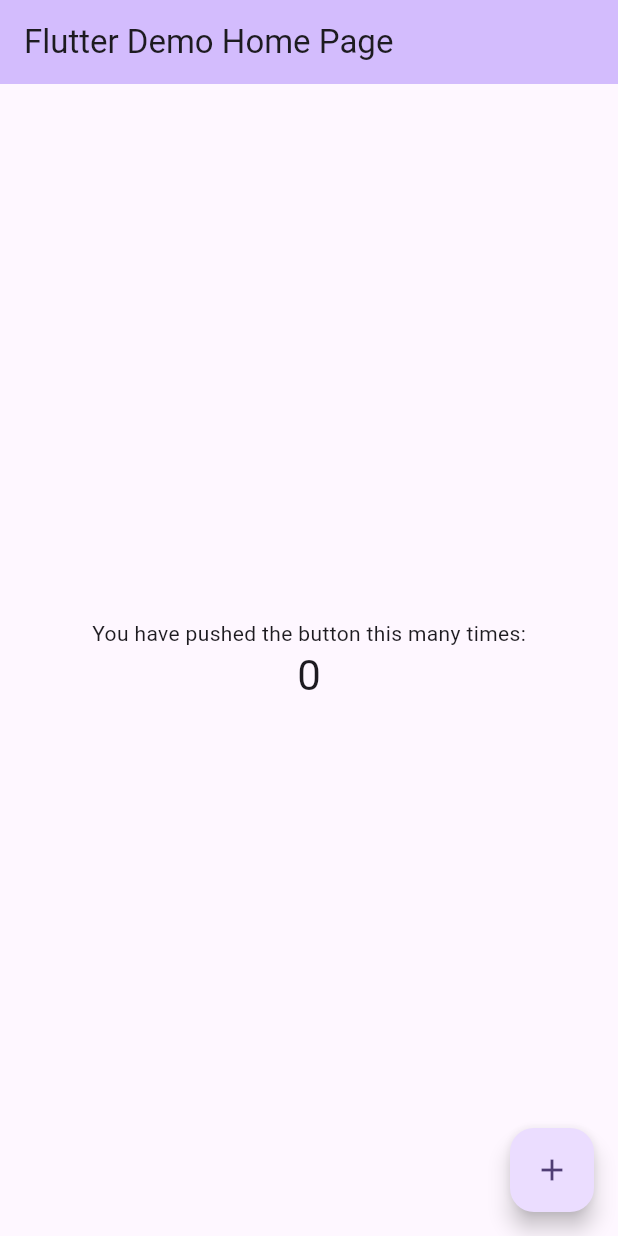
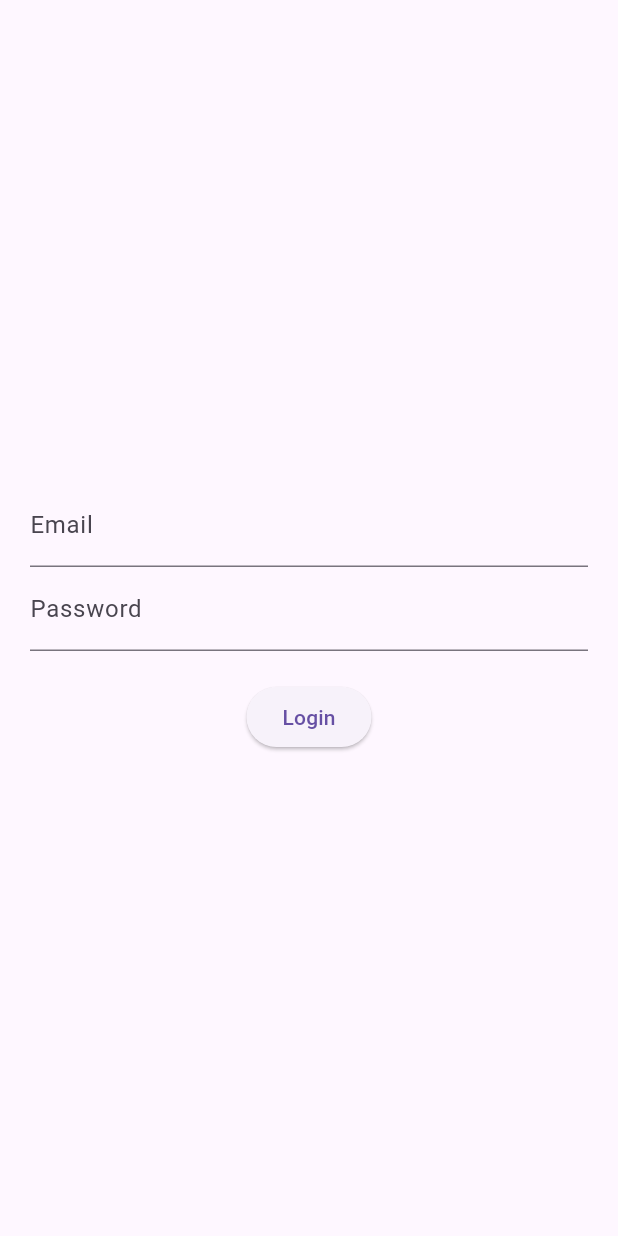
Before and after one commit to MB-mathis/hopital_Flutter, a Flutter app: the screen it shows after launch, on a phone screen of 412 x 824 dp. Run offline on Flutter 3.47's test engine with Material 3 defaults, Android fonts, the phone set to English and light mode, and no system bars; our stand-ins replace dio, flutter_secure_storage.

Commit message:
feat: JWT authentication MVP working (login + secure storage)

```diff
--- a/lib/main.dart
+++ b/lib/main.dart
@@ -1,4 +1,6 @@
 import 'package:flutter/material.dart';
+import 'screens/login_screen.dart';
+import 'screens/home_screen.dart';
 
 void main() {
   runApp(const MyApp());
@@ -7,116 +9,18 @@ void main() {
 class MyApp extends StatelessWidget {
   const MyApp({super.key});
 
-  // This widget is the root of your application.
   @override
   Widget build(BuildContext context) {
     return MaterialApp(
-      title: 'Flutter Demo',
-      theme: ThemeData(
-        // This is the theme of your application.
-        //
-        // TRY THIS: Try running your application with "flutter run". You'll see
-        // the application has a purple toolbar. Then, without quitting the app,
-        // try changing the seedColor in the colorScheme below to Colors.green
-        // and then invoke "hot reload" (save your changes or press the "hot
-        // reload" button in a Flutter-supported IDE, or press "r" if you used
-        // the command line to start the app).
-        //
-        // Notice that the counter didn't reset back to zero; the application
-        // state is not lost during the reload. To reset the state, use hot
-        // restart instead.
-        //
-        // This works for code too, not just values: Most code changes can be
-        // tested with just a hot reload.
-        colorScheme: .fromSeed(seedColor: Colors.deepPurple),
-      ),
-      home: const MyHomePage(title: 'Flutter Demo Home Page'),
+      title: 'Hopital App',
+      debugShowCheckedModeBanner: false,
+
+      initialRoute: '/login',
+
+      routes: {
+        '/login': (context) => const LoginScreen(),
+        '/home': (context) => const HomeScreen(), // à créer
+      },
     );
   }
 }
-
-class MyHomePage extends StatefulWidget {
-  const MyHomePage({super.key, required this.title});
-
-  // This widget is the home page of your application. It is stateful, meaning
-  // that it has a State object (defined below) that contains fields that affect
-  // how it looks.
-
-  // This class is the configuration for the state. It holds the values (in this
-  // case the title) provided by the parent (in this case the App widget) and
-  // used by the build method of the State. Fields in a Widget subclass are
-  // always marked "final".
-
-  final String title;
-
-  @override
-  State<MyHomePage> createState() => _MyHomePageState();
-}
-
-class _MyHomePageState extends State<MyHomePage> {
-  int _counter = 0;
-
-  void _incrementCounter() {
-    setState(() {
-      // This call to setState tells the Flutter framework that something has
-      // changed in this State, which causes it to rerun the build method below
-      // so that the display can reflect the updated values. If we changed
-      // _counter without calling setState(), then the build method would not be
-      // called again, and so nothing would appear to happen.
-      _counter++;
-    });
-  }
-
-  @override
-  Widget build(BuildContext context) {
-    // This method is rerun every time setState is called, for instance as done
-    // by the _incrementCounter method above.
-    //
-    // The Flutter framework has been optimized to make rerunning build methods
-    // fast, so that you can just rebuild anything that needs updating rather
-    // than having to individually change instances of widgets.
-    return Scaffold(
-      appBar: AppBar(
-        // TRY THIS: Try changing the color here to a specific color (to
-        // Colors.amber, perhaps?) and trigger a hot reload to see the AppBar
-        // change color while the other colors stay the same.
-        backgroundColor: Theme.of(context).colorScheme.inversePrimary,
-        // Here we take the value from the MyHomePage object that was created by
-        // the App.build method, and use it to set our appbar title.
-        title: Text(widget.title),
-      ),
-      body: Center(
-        // Center is a layout widget. It takes a single child and positions it
-        // in the middle of the parent.
-        child: Column(
-          // Column is also a layout widget. It takes a list of children and
-          // arranges them vertically. By default, it sizes itself to fit its
-          // children horizontally, and tries to be as tall as its parent.
-          //
-          // Column has various properties to control how it sizes itself and
-          // how it positions its children. Here we use mainAxisAlignment to
-          // center the children vertically; the main axis here is the vertical
-          // axis because Columns are vertical (the cross axis would be
-          // horizontal).
-          //
-          // TRY THIS: Invoke "debug painting" (choose the "Toggle Debug Paint"
-          // action in the IDE, or press "p" in the console), to see the
-          // wireframe for each widget.
-          mainAxisAlignment: .center,
-          children: [
-            const Text('You have pushed the button this many times:'),
-            Text(
-              '$_counter',
-              style: Theme.of(context).textTheme.headlineMedium,
-            ),
-          ],
-        ),
-      ),
-      floatingActionButton: FloatingActionButton(
-        onPressed: _incrementCounter,
-        tooltip: 'Increment',
-        child: const Icon(Icons.add),
-      ),
-    );
-  }
-}
--- /dev/null
+++ b/lib/screens/login_screen.dart
@@ -0,0 +1,67 @@
+import 'package:flutter/material.dart';
+import '../services/auth_service.dart';
+
+// Écran de login (login_screen.dart)
+
+class LoginScreen extends StatefulWidget {
+  const LoginScreen({super.key});
+
+  @override
+  State<LoginScreen> createState() => _LoginScreenState();
+}
+
+class _LoginScreenState extends State<LoginScreen> {
+  final emailController = TextEditingController();
+  final passwordController = TextEditingController();
+
+  final AuthService auth = AuthService();
+
+  bool loading = false;
+
+  void login() async {
+    setState(() => loading = true);
+
+    final success = await auth.login(
+      emailController.text,
+      passwordController.text,
+    );
+
+    setState(() => loading = false);
+
+    if (success) {
+      Navigator.pushReplacementNamed(context, '/home');
+    } else {
+      ScaffoldMessenger.of(
+        context,
+      ).showSnackBar(const SnackBar(content: Text("Erreur login")));
+    }
+  }
+
+  @override
+  Widget build(BuildContext context) {
+    return Scaffold(
+      body: Padding(
+        padding: const EdgeInsets.all(20),
+        child: Column(
+          mainAxisAlignment: MainAxisAlignment.center,
+          children: [
+            TextField(
+              controller: emailController,
+              decoration: const InputDecoration(labelText: "Email"),
+            ),
+            TextField(
+              controller: passwordController,
+              decoration: const InputDecoration(labelText: "Password"),
+              obscureText: true,
+            ),
+            const SizedBox(height: 20),
+            ElevatedButton(
+              onPressed: loading ? null : login,
+              child: Text(loading ? "Loading..." : "Login"),
+            ),
+          ],
+        ),
+      ),
+    );
+  }
+}
--- /dev/null
+++ b/lib/services/api_service.dart
@@ -0,0 +1,32 @@
+import 'package:dio/dio.dart';
+import '../storage/secure_storage.dart';
+import '../config/api_routes.dart';
+
+// Service de communication avec l'API (api_service.dart)
+
+class ApiService {
+  final Dio dio = Dio();
+  final SecureStorage storage = SecureStorage();
+
+  ApiService() {
+    dio.options.baseUrl = ApiRoutes.baseUrl;
+  }
+
+  // LOGIN
+  Future<Response> postLogin(String email, String password) async {
+    return await dio.post(
+      ApiRoutes.login,
+      data: {"email": email, "password": password},
+    );
+  }
+
+  // ROUTE PROTÉGÉE
+  Future<Response> getPatients() async {
+    final token = await storage.getToken();
+
+    return await dio.get(
+      ApiRoutes.patients,
+      options: Options(headers: {"Authorization": "Bearer $token"}),
+    );
+  }
+}
--- /dev/null
+++ b/lib/services/auth_service.dart
@@ -0,0 +1,34 @@
+import '../storage/secure_storage.dart';
+import 'api_service.dart';
+
+// Service d'authentification (auth_service.dart)
+
+class AuthService {
+  final ApiService api = ApiService();
+  final SecureStorage storage = SecureStorage();
+
+  Future<bool> login(String email, String password) async {
+    try {
+      final response = await api.postLogin(email, password);
+
+      final token = response.data['token'] ?? '';
+      if (token.isEmpty) return false;
+
+      await storage.saveToken(token);
+
+      return true;
+    } catch (e) {
+      print("Login error: $e");
+      return false;
+    }
+  }
+
+  Future<void> logout() async {
+    await storage.deleteToken();
+  }
+
+  Future<bool> isLoggedIn() async {
+    final token = await storage.getToken();
+    return token != null;
+  }
+}
--- /dev/null
+++ b/lib/storage/secure_storage.dart
@@ -0,0 +1,21 @@
+import 'package:flutter_secure_storage/flutter_secure_storage.dart';
+
+// Service de stockage sécurisé pour le token JWT (secure_storage.dart)
+
+class SecureStorage {
+  final _storage = const FlutterSecureStorage();
+
+  static const _key = 'jwt_token';
+
+  Future<void> saveToken(String token) async {
+    await _storage.write(key: _key, value: token);
+  }
+
+  Future<String?> getToken() async {
+    return await _storage.read(key: _key);
+  }
+
+  Future<void> deleteToken() async {
+    await _storage.delete(key: _key);
+  }
+}
--- a/pubspec.yaml
+++ b/pubspec.yaml
@@ -34,6 +34,8 @@ dependencies:
   # The following adds the Cupertino Icons font to your application.
   # Use with the CupertinoIcons class for iOS style icons.
   cupertino_icons: ^1.0.8
+  dio: ^5.9.2
+  flutter_secure_storage: ^10.0.0
 
 dev_dependencies:
   flutter_test:
```
Also changed, not shown: lib/config/api_routes.dart (added, +32 -0 lines), lib/screens/home_screen.dart (added, +13 -0 lines), pubspec.lock, 5 other files.
